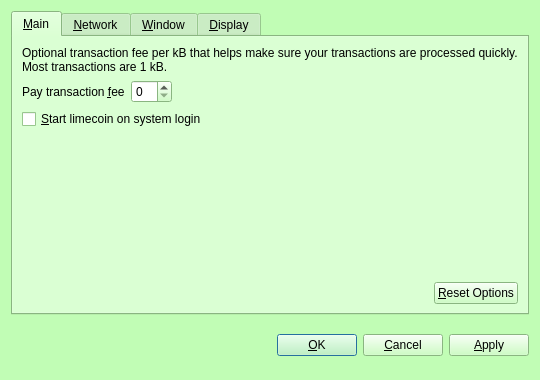
This is src/qt/forms/optionsdialog.ui in IParn/LimecoinX as Qt 5 draws it before an edit. The edited form follows.
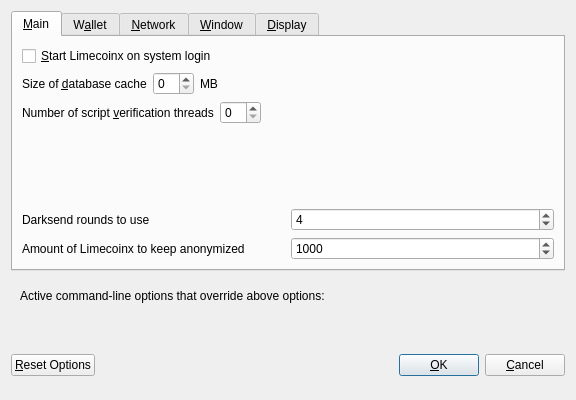
This is the edited form. The open tabs and pages were chosen to show the change. Custom widgets are drawn as their Qt base class.

The edit to the form file:
```diff
--- a/src/qt/forms/optionsdialog.ui
+++ b/src/qt/forms/optionsdialog.ui
@@ -6,425 +6,10 @@
    <rect>
     <x>0</x>
     <y>0</y>
-    <width>540</width>
-    <height>380</height>
+    <width>576</width>
+    <height>400</height>
    </rect>
   </property>
-  <property name="palette">
-   <palette>
-    <active>
-     <colorrole role="WindowText">
-      <brush brushstyle="SolidPattern">
-       <color alpha="255">
-        <red>0</red>
-        <green>0</green>
-        <blue>0</blue>
-       </color>
-      </brush>
-     </colorrole>
-     <colorrole role="Button">
-      <brush brushstyle="SolidPattern">
-       <color alpha="255">
-        <red>193</red>
-        <green>253</green>
-        <blue>181</blue>
-       </color>
-      </brush>
-     </colorrole>
-     <colorrole role="Light">
-      <brush brushstyle="SolidPattern">
-       <color alpha="255">
-        <red>255</red>
-        <green>255</green>
-        <blue>255</blue>
-       </color>
-      </brush>
-     </colorrole>
-     <colorrole role="Midlight">
-      <brush brushstyle="SolidPattern">
-       <color alpha="255">
-        <red>224</red>
-        <green>254</green>
-        <blue>218</blue>
-       </color>
-      </brush>
-     </colorrole>
-     <colorrole role="Dark">
-      <brush brushstyle="SolidPattern">
-       <color alpha="255">
-        <red>96</red>
-        <green>126</green>
-        <blue>90</blue>
-       </color>
-      </brush>
-     </colorrole>
-     <colorrole role="Mid">
-      <brush brushstyle="SolidPattern">
-       <color alpha="255">
-        <red>129</red>
-        <green>169</green>
-        <blue>121</blue>
-       </color>
-      </brush>
-     </colorrole>
-     <colorrole role="Text">
-      <brush brushstyle="SolidPattern">
-       <color alpha="255">
-        <red>0</red>
-        <green>0</green>
-        <blue>0</blue>
-       </color>
-      </brush>
-     </colorrole>
-     <colorrole role="BrightText">
-      <brush brushstyle="SolidPattern">
-       <color alpha="255">
-        <red>255</red>
-        <green>255</green>
-        <blue>255</blue>
-       </color>
-      </brush>
-     </colorrole>
-     <colorrole role="ButtonText">
-      <brush brushstyle="SolidPattern">
-       <color alpha="255">
-        <red>0</red>
-        <green>0</green>
-        <blue>0</blue>
-       </color>
-      </brush>
-     </colorrole>
-     <colorrole role="Base">
-      <brush brushstyle="SolidPattern">
-       <color alpha="255">
-        <red>255</red>
-        <green>255</green>
-        <blue>255</blue>
-       </color>
-      </brush>
-     </colorrole>
-     <colorrole role="Window">
-      <brush brushstyle="SolidPattern">
-       <color alpha="255">
-        <red>193</red>
-        <green>253</green>
-        <blue>181</blue>
-       </color>
-      </brush>
-     </colorrole>
-     <colorrole role="Shadow">
-      <brush brushstyle="SolidPattern">
-       <color alpha="255">
-        <red>0</red>
-        <green>0</green>
-        <blue>0</blue>
-       </color>
-      </brush>
-     </colorrole>
-     <colorrole role="AlternateBase">
-      <brush brushstyle="SolidPattern">
-       <color alpha="255">
-        <red>224</red>
-        <green>254</green>
-        <blue>218</blue>
-       </color>
-      </brush>
-     </colorrole>
-     <colorrole role="ToolTipBase">
-      <brush brushstyle="SolidPattern">
-       <color alpha="255">
-        <red>255</red>
-        <green>255</green>
-        <blue>220</blue>
-       </color>
-      </brush>
-     </colorrole>
-     <colorrole role="ToolTipText">
-      <brush brushstyle="SolidPattern">
-       <color alpha="255">
-        <red>0</red>
-        <green>0</green>
-        <blue>0</blue>
-       </color>
-      </brush>
-     </colorrole>
-    </active>
-    <inactive>
-     <colorrole role="WindowText">
-      <brush brushstyle="SolidPattern">
-       <color alpha="255">
-        <red>0</red>
-        <green>0</green>
-        <blue>0</blue>
-       </color>
-      </brush>
-     </colorrole>
-     <colorrole role="Button">
-      <brush brushstyle="SolidPattern">
-       <color alpha="255">
-        <red>193</red>
-        <green>253</green>
-        <blue>181</blue>
-       </color>
-      </brush>
-     </colorrole>
-     <colorrole role="Light">
-      <brush brushstyle="SolidPattern">
-       <color alpha="255">
-        <red>255</red>
-        <green>255</green>
-        <blue>255</blue>
-       </color>
-      </brush>
-     </colorrole>
-     <colorrole role="Midlight">
-      <brush brushstyle="SolidPattern">
-       <color alpha="255">
-        <red>224</red>
-        <green>254</green>
-        <blue>218</blue>
-       </color>
-      </brush>
-     </colorrole>
-     <colorrole role="Dark">
-      <brush brushstyle="SolidPattern">
-       <color alpha="255">
-        <red>96</red>
-        <green>126</green>
-        <blue>90</blue>
-       </color>
-      </brush>
-     </colorrole>
-     <colorrole role="Mid">
-      <brush brushstyle="SolidPattern">
-       <color alpha="255">
-        <red>129</red>
-        <green>169</green>
-        <blue>121</blue>
-       </color>
-      </brush>
-     </colorrole>
-     <colorrole role="Text">
-      <brush brushstyle="SolidPattern">
-       <color alpha="255">
-        <red>0</red>
-        <green>0</green>
-        <blue>0</blue>
-       </color>
-      </brush>
-     </colorrole>
-     <colorrole role="BrightText">
-      <brush brushstyle="SolidPattern">
-       <color alpha="255">
-        <red>255</red>
-        <green>255</green>
-        <blue>255</blue>
-       </color>
-      </brush>
-     </colorrole>
-     <colorrole role="ButtonText">
-      <brush brushstyle="SolidPattern">
-       <color alpha="255">
-        <red>0</red>
-        <green>0</green>
-        <blue>0</blue>
-       </color>
-      </brush>
-     </colorrole>
-     <colorrole role="Base">
-      <brush brushstyle="SolidPattern">
-       <color alpha="255">
-        <red>255</red>
-        <green>255</green>
-        <blue>255</blue>
-       </color>
-      </brush>
-     </colorrole>
-     <colorrole role="Window">
-      <brush brushstyle="SolidPattern">
-       <color alpha="255">
-        <red>193</red>
-        <green>253</green>
-        <blue>181</blue>
-       </color>
-      </brush>
-     </colorrole>
-     <colorrole role="Shadow">
-      <brush brushstyle="SolidPattern">
-       <color alpha="255">
-        <red>0</red>
-        <green>0</green>
-        <blue>0</blue>
-       </color>
-      </brush>
-     </colorrole>
-     <colorrole role="AlternateBase">
-      <brush brushstyle="SolidPattern">
-       <color alpha="255">
-        <red>224</red>
-        <green>254</green>
-        <blue>218</blue>
-       </color>
-      </brush>
-     </colorrole>
-     <colorrole role="ToolTipBase">
-      <brush brushstyle="SolidPattern">
-       <color alpha="255">
-        <red>255</red>
-        <green>255</green>
-        <blue>220</blue>
-       </color>
-      </brush>
-     </colorrole>
-     <colorrole role="ToolTipText">
-      <brush brushstyle="SolidPattern">
-       <color alpha="255">
-        <red>0</red>
-        <green>0</green>
-        <blue>0</blue>
-       </color>
-      </brush>
-     </colorrole>
-    </inactive>
-    <disabled>
-     <colorrole role="WindowText">
-      <brush brushstyle="SolidPattern">
-       <color alpha="255">
-        <red>96</red>
-        <green>126</green>
-        <blue>90</blue>
-       </color>
-      </brush>
-     </colorrole>
-     <colorrole role="Button">
-      <brush brushstyle="SolidPattern">
-       <color alpha="255">
-        <red>193</red>
-        <green>253</green>
-        <blue>181</blue>
-       </color>
-      </brush>
-     </colorrole>
-     <colorrole role="Light">
-      <brush brushstyle="SolidPattern">
-       <color alpha="255">
-        <red>255</red>
-        <green>255</green>
-        <blue>255</blue>
-       </color>
-      </brush>
-     </colorrole>
-     <colorrole role="Midlight">
-      <brush brushstyle="SolidPattern">
-       <color alpha="255">
-        <red>224</red>
-        <green>254</green>
-        <blue>218</blue>
-       </color>
-      </brush>
-     </colorrole>
-     <colorrole role="Dark">
-      <brush brushstyle="SolidPattern">
-       <color alpha="255">
-        <red>96</red>
-        <green>126</green>
-        <blue>90</blue>
-       </color>
-      </brush>
-     </colorrole>
-     <colorrole role="Mid">
-      <brush brushstyle="SolidPattern">
-       <color alpha="255">
-        <red>129</red>
-        <green>169</green>
-        <blue>121</blue>
-       </color>
-      </brush>
-     </colorrole>
-     <colorrole role="Text">
-      <brush brushstyle="SolidPattern">
-       <color alpha="255">
-        <red>96</red>
-        <green>126</green>
-        <blue>90</blue>
-       </color>
-      </brush>
-     </colorrole>
-     <colorrole role="BrightText">
-      <brush brushstyle="SolidPattern">
-       <color alpha="255">
-        <red>255</red>
-        <green>255</green>
-        <blue>255</blue>
-       </color>
-      </brush>
-     </colorrole>
-     <colorrole role="ButtonText">
-      <brush brushstyle="SolidPattern">
-       <color alpha="255">
-        <red>96</red>
-        <green>126</green>
-        <blue>90</blue>
-       </color>
-      </brush>
-     </colorrole>
-     <colorrole role="Base">
-      <brush brushstyle="SolidPattern">
-       <color alpha="255">
-        <red>193</red>
-        <green>253</green>
-        <blue>181</blue>
-       </color>
-      </brush>
-     </colorrole>
-     <colorrole role="Window">
-      <brush brushstyle="SolidPattern">
-       <color alpha="255">
-        <red>193</red>
-        <green>253</green>
-        <blue>181</blue>
-       </color>
-      </brush>
-     </colorrole>
-     <colorrole role="Shadow">
-      <brush brushstyle="SolidPattern">
-       <color alpha="255">
-        <red>0</red>
-        <green>0</green>
-        <blue>0</blue>
-       </color>
-      </brush>
-     </colorrole>
-     <colorrole role="AlternateBase">
-      <brush brushstyle="SolidPattern">
-       <color alpha="255">
-        <red>193</red>
-        <green>253</green>
-        <blue>181</blue>
-       </color>
-      </brush>
-     </colorrole>
-     <colorrole role="ToolTipBase">
-      <brush brushstyle="SolidPattern">
-       <color alpha="255">
-        <red>255</red>
-        <green>255</green>
-        <blue>220</blue>
-       </color>
-      </brush>
-     </colorrole>
-     <colorrole role="ToolTipText">
-      <brush brushstyle="SolidPattern">
-       <color alpha="255">
-        <red>0</red>
-        <green>0</green>
-        <blue>0</blue>
-       </color>
-      </brush>
-     </colorrole>
-    </disabled>
-   </palette>
-  </property>
   <property name="windowTitle">
    <string>Options</string>
   </property>
@@ -434,9 +19,6 @@
   <layout class="QVBoxLayout" name="verticalLayout">
    <item>
     <widget class="QTabWidget" name="tabWidget">
-     <property name="tabPosition">
-      <enum>QTabWidget::North</enum>
-     </property>
      <property name="currentIndex">
       <number>1</number>
      </property>
@@ -446,6 +28,185 @@
       </attribute>
       <layout class="QVBoxLayout" name="verticalLayout_Main">
        <item>
+        <widget class="QCheckBox" name="bitcoinAtStartup">
+         <property name="toolTip">
+          <string>Automatically start Limecoinx after logging in to the system.</string>
+         </property>
+         <property name="text">
+          <string>&amp;Start Limecoinx on system login</string>
+         </property>
+        </widget>
+       </item>
+       <item>
+        <layout class="QHBoxLayout" name="horizontalLayout_2_Main">
+         <item>
+          <widget class="QLabel" name="databaseCacheLabel">
+           <property name="text">
+            <string>Size of &amp;database cache</string>
+           </property>
+           <property name="textFormat">
+            <enum>Qt::PlainText</enum>
+           </property>
+           <property name="buddy">
+            <cstring>databaseCache</cstring>
+           </property>
+          </widget>
+         </item>
+         <item>
+          <widget class="QSpinBox" name="databaseCache"/>
+         </item>
+         <item>
+          <widget class="QLabel" name="databaseCacheUnitLabel">
+           <property name="text">
+            <string>MB</string>
+           </property>
+           <property name="textFormat">
+            <enum>Qt::PlainText</enum>
+           </property>
+          </widget>
+         </item>
+         <item>
+          <spacer name="horizontalSpacer_2_Main">
+           <property name="orientation">
+            <enum>Qt::Horizontal</enum>
+           </property>
+           <property name="sizeHint" stdset="0">
+            <size>
+             <width>40</width>
+             <height>20</height>
+            </size>
+           </property>
+          </spacer>
+         </item>
+        </layout>
+       </item>
+       <item>
+        <layout class="QHBoxLayout" name="horizontalLayout_3_Main">
+         <item>
+          <widget class="QLabel" name="threadsScriptVerifLabel">
+           <property name="text">
+            <string>Number of script &amp;verification threads</string>
+           </property>
+           <property name="textFormat">
+            <enum>Qt::PlainText</enum>
+           </property>
+           <property name="buddy">
+            <cstring>threadsScriptVerif</cstring>
+           </property>
+          </widget>
+         </item>
+         <item>
+          <widget class="QSpinBox" name="threadsScriptVerif">
+           <property name="toolTip">
+            <string>(0 = auto, &lt;0 = leave that many cores free)</string>
+           </property>
+          </widget>
+         </item>
+         <item>
+          <spacer name="horizontalSpacer_3_Main">
+           <property name="orientation">
+            <enum>Qt::Horizontal</enum>
+           </property>
+           <property name="sizeHint" stdset="0">
+            <size>
+             <width>40</width>
+             <height>20</height>
+            </size>
+           </property>
+          </spacer>
+         </item>
+        </layout>
+       </item>
+       <item>
+        <spacer name="verticalSpacer_Main">
+         <property name="orientation">
+          <enum>Qt::Vertical</enum>
+         </property>
+         <property name="sizeHint" stdset="0">
+          <size>
+           <width>20</width>
+           <height>40</height>
+          </size>
+         </property>
+        </spacer>
+       </item>
+       <item>
+        <layout class="QHBoxLayout" name="horizontalLayout_2_Main">
+         <item>
+          <widget class="QLabel" name="label">
+           <property name="toolTip">
+            <string>&lt;html&gt;&lt;head/&gt;&lt;body&gt;&lt;p&gt;This setting determines the amount of individual masternodes that an input will be anonymized through. More rounds of anonymization gives a higher degree of privacy, but also costs more in fees.&lt;/p&gt;&lt;/body&gt;&lt;/html&gt;</string>
+           </property>
+           <property name="text">
+            <string>Darksend rounds to use</string>
+           </property>
+          </widget>
+         </item>
+         <item>
+          <widget class="QSpinBox" name="darksendRounds">
+           <property name="minimum">
+            <number>2</number>
+           </property>
+           <property name="maximum">
+            <number>18</number>
+           </property>
+           <property name="value">
+            <number>4</number>
+           </property>
+          </widget>
+         </item>
+        </layout>
+       </item>
+       <item>
+        <layout class="QHBoxLayout" name="horizontalLayout">
+         <item>
+          <widget class="QLabel" name="label_2">
+           <property name="toolTip">
+            <string>This amount acts as a threshold to turn off Darksend once it's reached.</string>
+           </property>
+           <property name="statusTip">
+            <string notr="true"/>
+           </property>
+           <property name="whatsThis">
+            <string notr="true"/>
+           </property>
+           <property name="accessibleName">
+            <string notr="true"/>
+           </property>
+           <property name="accessibleDescription">
+            <string notr="true"/>
+           </property>
+           <property name="text">
+            <string>Amount of Limecoinx to keep anonymized</string>
+           </property>
+          </widget>
+         </item>
+         <item>
+          <widget class="QSpinBox" name="anonymizeDarkcoin">
+           <property name="minimum">
+            <number>2</number>
+           </property>
+           <property name="maximum">
+            <number>2000</number>
+           </property>
+           <property name="singleStep">
+            <number>10</number>
+           </property>
+           <property name="value">
+            <number>1000</number>
+           </property>
+          </widget>
+         </item>
+        </layout>
+       </item>
+      </layout>
+     </widget>
+     <widget class="QWidget" name="tabWallet">
+      <attribute name="title">
+       <string>W&amp;allet</string>
+      </attribute>
+      <layout class="QVBoxLayout" name="verticalLayout_Wallet">
+       <item>
         <widget class="QLabel" name="transactionFeeInfoLabel">
          <property name="text">
           <string>Optional transaction fee per kB that helps make sure your transactions are processed quickly. Most transactions are 1 kB.</string>
@@ -459,7 +220,7 @@
         </widget>
        </item>
        <item>
-        <layout class="QHBoxLayout" name="horizontalLayout_1_Main">
+        <layout class="QHBoxLayout" name="horizontalLayout_1_Wallet">
          <item>
           <widget class="QLabel" name="transactionFeeLabel">
            <property name="text">
@@ -492,17 +253,7 @@
         </layout>
        </item>
        <item>
-        <widget class="QCheckBox" name="bitcoinAtStartup">
-         <property name="toolTip">
-          <string>Automatically start limecoin after logging in to the system.</string>
-         </property>
-         <property name="text">
-          <string>&amp;Start limecoin on system login</string>
-         </property>
-        </widget>
-       </item>
-       <item>
-        <spacer name="verticalSpacer_Main">
+        <spacer name="verticalSpacer_Wallet">
          <property name="orientation">
           <enum>Qt::Vertical</enum>
          </property>
@@ -515,34 +266,33 @@
         </spacer>
        </item>
        <item>
-        <layout class="QHBoxLayout" name="horizontalLayout_2_Main">
-         <item>
-          <spacer name="horizontalSpacer_2_Main">
-           <property name="orientation">
-            <enum>Qt::Horizontal</enum>
-           </property>
-           <property name="sizeHint" stdset="0">
-            <size>
-             <width>40</width>
-             <height>20</height>
-            </size>
-           </property>
-          </spacer>
-         </item>
-         <item>
-          <widget class="QPushButton" name="resetButton">
-           <property name="toolTip">
-            <string>Reset all client options to default.</string>
-           </property>
-           <property name="text">
-            <string>&amp;Reset Options</string>
-           </property>
-           <property name="autoDefault">
-            <bool>false</bool>
-           </property>
-          </widget>
-         </item>
-        </layout>
+        <widget class="QGroupBox" name="groupBox">
+         <property name="title">
+          <string>Expert</string>
+         </property>
+         <layout class="QVBoxLayout" name="verticalLayout_2">
+          <item>
+           <widget class="QCheckBox" name="coinControlFeatures">
+            <property name="toolTip">
+             <string>Whether to show coin control features or not.</string>
+            </property>
+            <property name="text">
+             <string>Enable coin &amp;control features</string>
+            </property>
+           </widget>
+          </item>
+          <item>
+           <widget class="QCheckBox" name="spendZeroConfChange">
+            <property name="toolTip">
+             <string>If you disable the spending of unconfirmed change, the change from a transaction cannot be used until that transaction has at least one confirmation. This also affects how your balance is computed.</string>
+            </property>
+            <property name="text">
+             <string>&amp;Spend unconfirmed change</string>
+            </property>
+           </widget>
+          </item>
+         </layout>
+        </widget>
        </item>
       </layout>
      </widget>
@@ -805,8 +555,67 @@
      </widget>
     </widget>
    </item>
+   <item>
+    <widget class="QFrame" name="frame">
+     <layout class="QVBoxLayout" name="verticalLayout_Bottom">
+      <item>
+       <layout class="QHBoxLayout" name="horizontalLayout_Bottom">
+        <item>
+         <widget class="QLabel" name="overriddenByCommandLineInfoLabel">
+          <property name="text">
+           <string>Active command-line options that override above options:</string>
+          </property>
+          <property name="textFormat">
+           <enum>Qt::PlainText</enum>
+          </property>
+         </widget>
+        </item>
+        <item>
+         <spacer name="horizontalSpacer_Bottom">
+          <property name="orientation">
+           <enum>Qt::Horizontal</enum>
+          </property>
+          <property name="sizeHint" stdset="0">
+           <size>
+            <width>40</width>
+            <height>20</height>
+           </size>
+          </property>
+         </spacer>
+        </item>
+       </layout>
+      </item>
+      <item>
+       <widget class="QLabel" name="overriddenByCommandLineLabel">
+        <property name="text">
+         <string/>
+        </property>
+        <property name="textFormat">
+         <enum>Qt::PlainText</enum>
+        </property>
+        <property name="wordWrap">
+         <bool>true</bool>
+        </property>
+       </widget>
+      </item>
+     </layout>
+    </widget>
+   </item>
    <item>
     <layout class="QHBoxLayout" name="horizontalLayout_Buttons">
+     <item>
+      <widget class="QPushButton" name="resetButton">
+       <property name="toolTip">
+        <string>Reset all client options to default.</string>
+       </property>
+       <property name="text">
+        <string>&amp;Reset Options</string>
+       </property>
+       <property name="autoDefault">
+        <bool>false</bool>
+       </property>
+      </widget>
+     </item>
      <item>
       <spacer name="horizontalSpacer_1">
        <property name="orientation">
@@ -822,6 +631,12 @@
      </item>
      <item>
       <widget class="QLabel" name="statusLabel">
+       <property name="minimumSize">
+        <size>
+         <width>200</width>
+         <height>0</height>
+        </size>
+       </property>
        <property name="font">
         <font>
          <weight>75</weight>
@@ -869,16 +684,6 @@
        </property>
       </widget>
      </item>
-     <item>
-      <widget class="QPushButton" name="applyButton">
-       <property name="text">
-        <string>&amp;Apply</string>
-       </property>
-       <property name="autoDefault">
-        <bool>false</bool>
-       </property>
-      </widget>
-     </item>
     </layout>
    </item>
   </layout>
@@ -886,19 +691,20 @@
  <customwidgets>
   <customwidget>
    <class>BitcoinAmountField</class>
-   <extends>QSpinBox</extends>
+   <extends>QLineEdit</extends>
    <header>bitcoinamountfield.h</header>
+   <container>1</container>
+  </customwidget>
+  <customwidget>
+   <class>QValidatedLineEdit</class>
+   <extends>QLineEdit</extends>
+   <header>qvalidatedlineedit.h</header>
   </customwidget>
   <customwidget>
    <class>QValueComboBox</class>
    <extends>QComboBox</extends>
    <header>qvaluecombobox.h</header>
   </customwidget>
-  <customwidget>
-   <class>QValidatedLineEdit</class>
-   <extends>QLineEdit</extends>
-   <header>qvalidatedlineedit.h</header>
-  </customwidget>
  </customwidgets>
  <resources/>
  <connections/>
```
Left out of the diff: 118 changed lines with no effect on the pictures.
